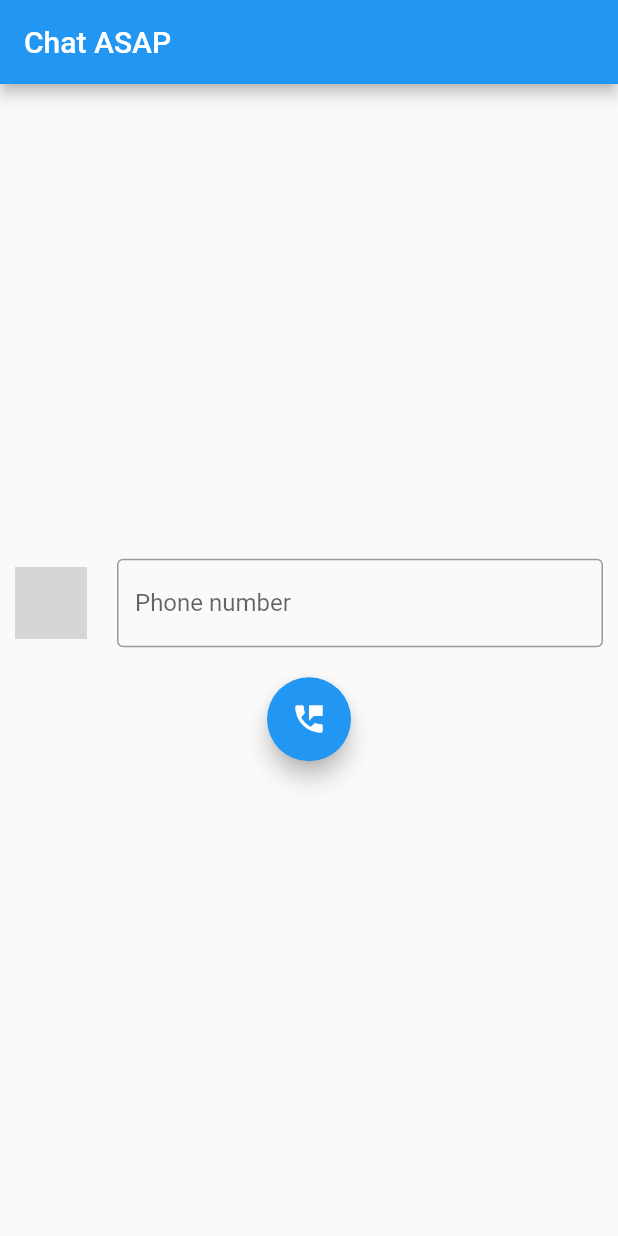
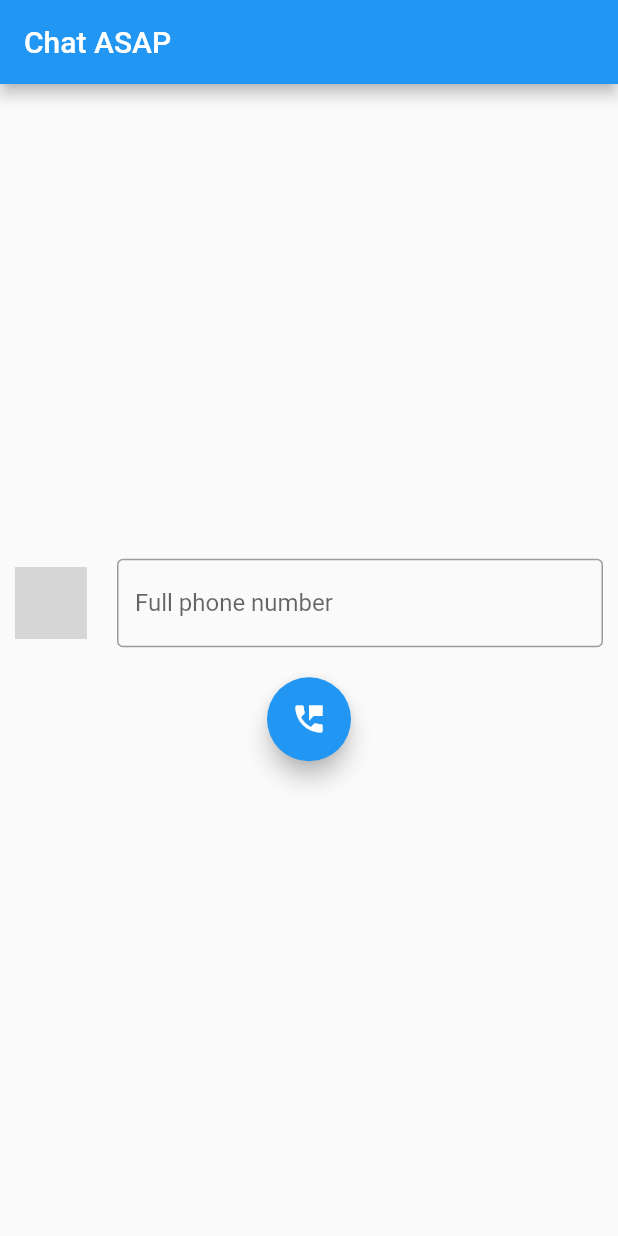
Before and after one commit to naslausky/Chat-Asap-, a Flutter app: the screen it shows after launch, on a phone screen of 412 x 824 dp. Run offline on Flutter 3.47's test engine with Material 2 defaults, Android fonts, the phone set to English and light mode, and no system bars; missing offline and left inert: country_pickers; grey boxes are pictures that could not be loaded.

Commit message:
Adiciona a dica para ser o número completo.

```diff
--- a/lib/main.dart
+++ b/lib/main.dart
@@ -68,7 +68,8 @@ class _MyHomePageState extends State<MyHomePage> {
                       ],
                       decoration: InputDecoration(
                         border: OutlineInputBorder(),
-                        labelText: 'Phone number',
+                        labelText: 'Full phone number',
+                        //hintText: '',
                       ),
                       onChanged: (String numero) {
                         numeroDigitado = numero;
```
